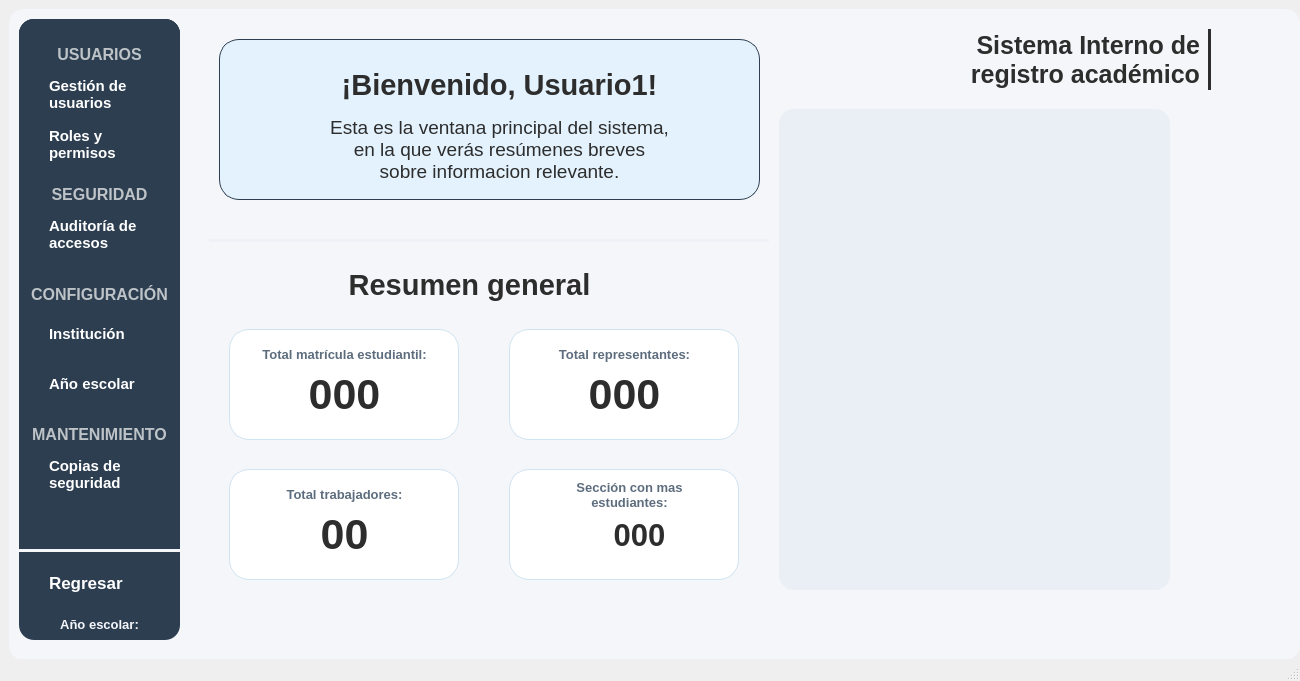
This is resources/ui/main.ui in Proyecto-Uptjaa/Proyecto_SIRA as Qt 5 draws it before an edit. The edited form follows.
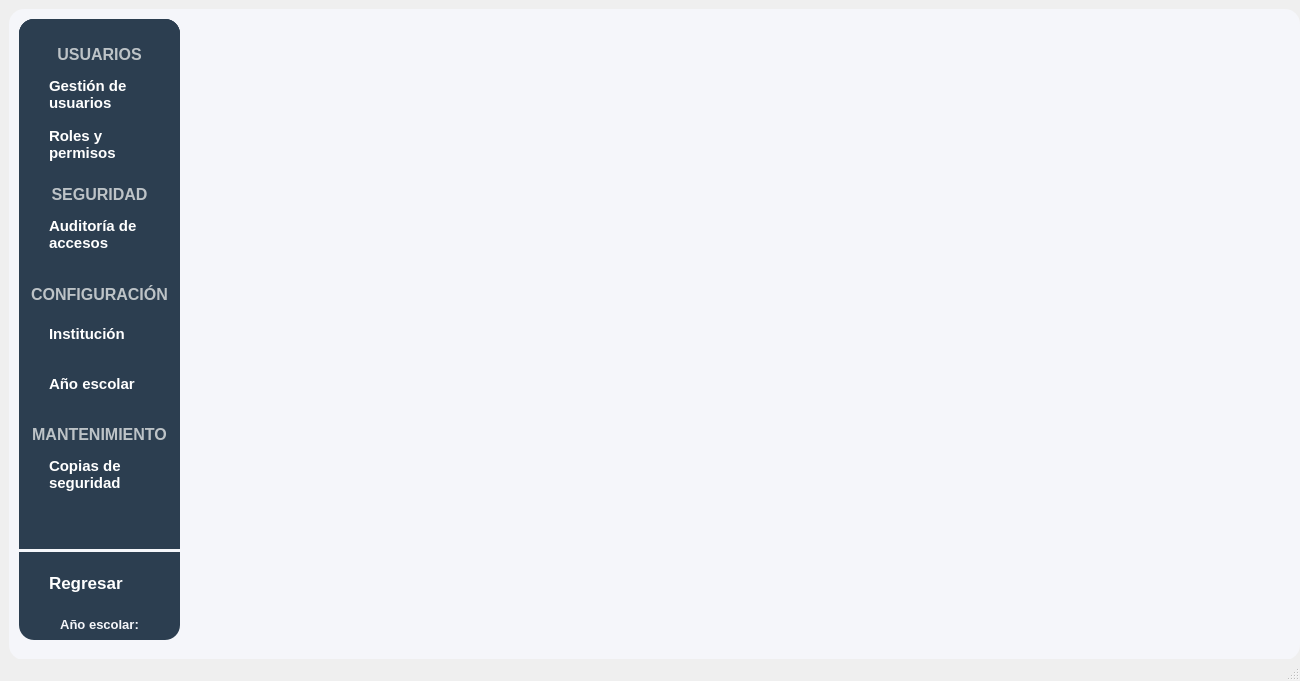
This is the edited form. Icons and pictures are not drawn. Custom widgets are drawn as their Qt base class.

Commit message: feat: Interfaz para Egresados

What changed in the file:
```diff
--- a/resources/ui/main.ui
+++ b/resources/ui/main.ui
@@ -1951,7 +1951,7 @@
 color: #2d2d2d;</string>
      </property>
      <property name="currentIndex">
-      <number>0</number>
+      <number>9</number>
      </property>
      <widget class="QWidget" name="home">
       <widget class="QFrame" name="frameSaludo">
@@ -2743,6 +2743,7 @@
      </widget>
      <widget class="QWidget" name="gestion_estudiantes"/>
      <widget class="QWidget" name="secciones"/>
+     <widget class="QWidget" name="Egresados"/>
      <widget class="QWidget" name="empleados"/>
      <widget class="QWidget" name="estadisticas">
       <widget class="QFrame" name="frameCriterio">
@@ -5773,6 +5774,7 @@
        </widget>
       </widget>
      </widget>
+     <widget class="QWidget" name="Anio_escolar"/>
      <widget class="QWidget" name="copia_seguridad">
       <widget class="Line" name="line_7">
        <property name="geometry">
@@ -6023,7 +6025,6 @@
        </property>
       </widget>
      </widget>
-     <widget class="QWidget" name="page"/>
     </widget>
    </widget>
   </widget>
```
The commit also changes 2 other files.
